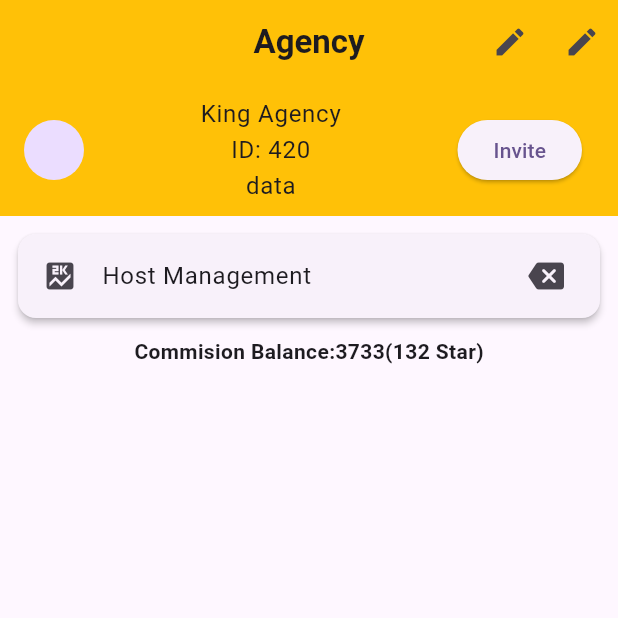
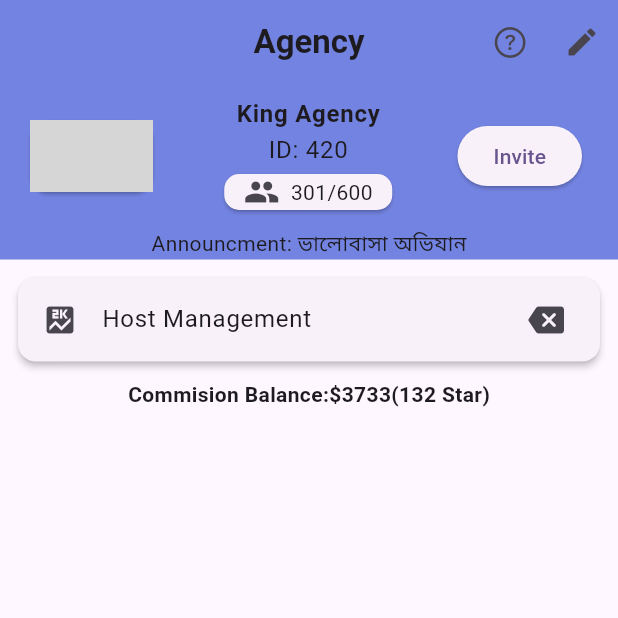
Before and after one commit to Tarikul69/mamun_vai, a Flutter app: the screen it shows after launch, on a phone screen of 412 x 824 dp, the top half of it. Run offline on Flutter 3.47's test engine with Material 3 defaults, Android fonts, the phone set to English and light mode, and no system bars; our stand-ins replace get; network calls fail; grey boxes are pictures that could not be loaded.

Commit message:
Update Agency

```diff
--- a/lib/task2/agency.dart
+++ b/lib/task2/agency.dart
@@ -1,3 +1,4 @@
+import 'package:flutter/cupertino.dart';
 import 'package:flutter/material.dart';
 import 'package:get/route_manager.dart';
 import 'package:test_01/task2/create_agency.dart';
@@ -9,9 +10,8 @@ class agency extends StatelessWidget {
   Widget build(BuildContext context) {
     return Scaffold(
       appBar: AppBar(
-        //toolbarHeight: 150,
         automaticallyImplyLeading: true,
-        backgroundColor: Colors.amber,
+        backgroundColor: Color.fromARGB(255, 115, 131, 225),
         centerTitle: true,
         title: Text(
           "Agency",
@@ -19,15 +19,13 @@ class agency extends StatelessWidget {
         ),
         actions: [
           IconButton(
-            onPressed: () {
-              Get.to(create_agency());
-            },
-            icon: Icon(Icons.edit),
+            onPressed: () {},
+            icon: Icon(
+              CupertinoIcons.question_circle,
+            ),
           ),
           IconButton(
-            onPressed: () {
-              Get.to(create_agency());
-            },
+            onPressed: () {},
             icon: Icon(Icons.edit),
           ),
         ],
@@ -35,18 +33,53 @@ class agency extends StatelessWidget {
       body: Column(
         children: [
           Container(
-            color: Colors.amber,
-            child: ListTile(
-              leading: CircleAvatar(),
+            color: Color.fromARGB(255, 115, 131, 225),
+            child: Column(
+              children: [
+                ListTile(
+                  leading: SizedBox(
+                    width: 90,
+                    height: 200,
+                    child: Card(
+                      child: Image.network(
+                          'https://encrypted-tbn0.gstatic.com/images?q=tbn:ANd9GcTEbV3wzYtBhriyo7l1qMtQ5n1Ufi0mco0ZvQ&s'),
+                    ),
+                  ),
                   title: Column(
                     children: [
                       Text("King Agency",
-                      style: TextStyle(), textAlign: TextAlign.left),
+                          style: TextStyle(fontWeight: FontWeight.bold),
+                          textAlign: TextAlign.left),
                       Text("ID: 420", textAlign: TextAlign.left),
-                  Text("data", textAlign: TextAlign.left),
+                      Container(
+                        width: 120,
+                        child: Card(
+                          shape: RoundedRectangleBorder(
+                            borderRadius: BorderRadius.circular(
+                                10), // Set the corner radius
+                          ),
+                          child: Padding(
+                            padding: const EdgeInsets.fromLTRB(13, 0, 13, 0),
+                            child: Row(
+                              children: [
+                                Icon(Icons.people),
+                                Spacer(),
+                                Text("301/600")
                               ],
                             ),
-              trailing: ElevatedButton(onPressed: () {}, child: Text("Invite")),
+                          ),
+                        ),
+                      ),
+                    ],
+                  ),
+                  trailing:
+                      ElevatedButton(onPressed: () {}, child: Text("Invite")),
+                ),
+                Text(
+                  "Announcment: ভালোবাসা অভিযান",
+                  textAlign: TextAlign.left,
+                )
+              ],
             ),
           ),
           Padding(
@@ -64,7 +97,7 @@ class agency extends StatelessWidget {
             ),
           ),
           Text(
-            "Commision Balance:3733(132 Star)",
+            "Commision Balance:\$3733(132 Star)",
             style: TextStyle(fontWeight: FontWeight.bold),
           )
         ],
```
Lines whose indentation alone changed are shown as unchanged.
